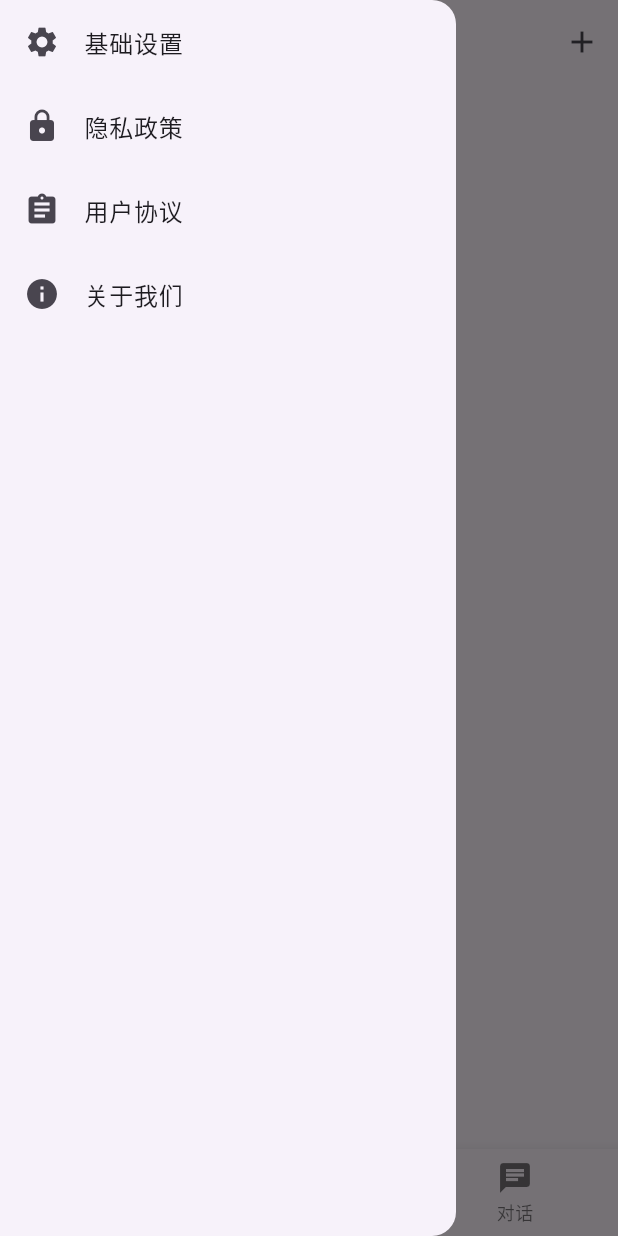
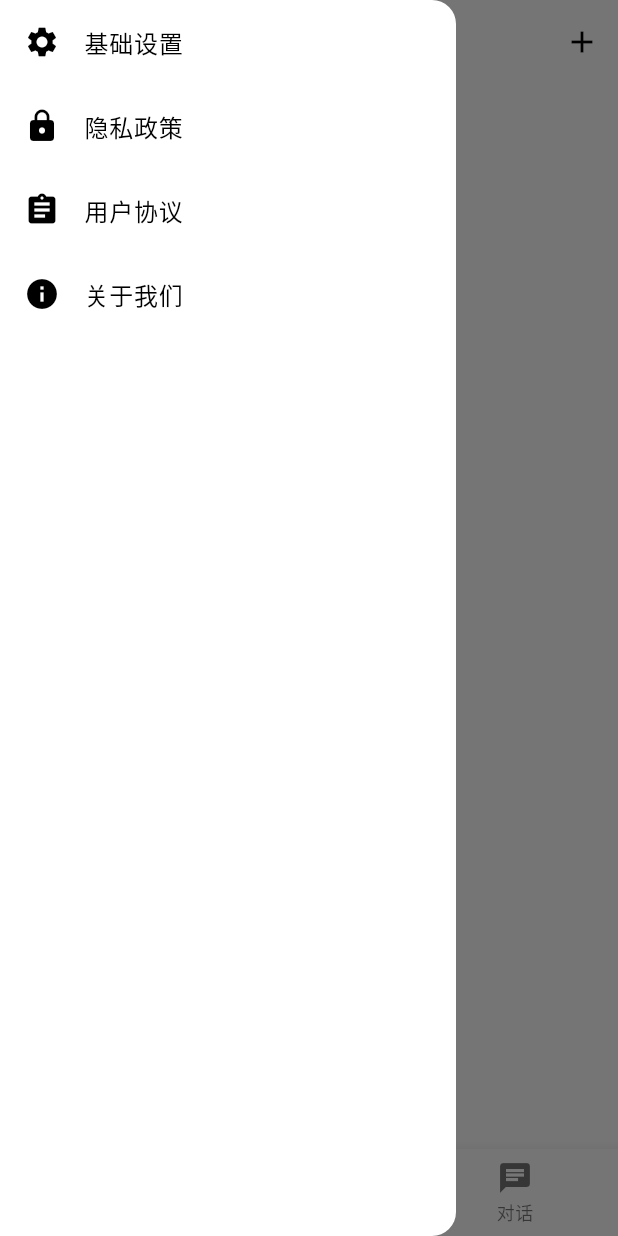
Before and after one commit to Chtho1y/manbo, a Flutter app: the screen it shows after launch, with the side drawer open, on a phone screen of 412 x 824 dp. Run offline on Flutter 3.47's test engine with Material 3 defaults, Android fonts, the phone set to English and light mode, and no system bars; our stand-ins replace dio, flutter_svg, image_picker, shared_preferences, sqflite, webview_flutter; accounts and stored records are empty.

Commit message:
Update main.dart

```diff
--- a/lib/main.dart
+++ b/lib/main.dart
@@ -28,10 +28,12 @@ class MyAppState extends State<MyApp> {
 
   MyAppState() : _themeMode = ThemeMode.light;
 
-  void setTheme(ThemeMode themeMode) {
+  void setTheme(ThemeMode themeMode) async {
+    final prefs = await SharedPreferences.getInstance();
     setState(() {
       _themeMode = themeMode;
     });
+    await prefs.setBool('isDarkMode', themeMode == ThemeMode.dark);
   }
 
   @override
@@ -39,8 +41,28 @@ class MyAppState extends State<MyApp> {
     return MaterialApp(
       debugShowCheckedModeBanner: false,
       title: 'manbo',
-      theme: ThemeData(primarySwatch: Colors.blue),
-      darkTheme: ThemeData.dark(),
+      theme: ThemeData(
+        useMaterial3: true,
+        colorScheme: ColorScheme.light(
+          primary: Colors.black, // 主色为黑色，适配亮色模式
+          onPrimary: const Color(0xFFF3F5F8), // 主色上的文字或图标
+          surface: Colors.white, // 卡片等表面颜色
+        ),
+        scaffoldBackgroundColor: Colors.white, // 页面背景色
+      ),
+      darkTheme: ThemeData(
+        useMaterial3: true,
+        colorScheme: ColorScheme.dark(
+          primary: Colors.white, // 主色为白色，适配暗黑模式
+          onPrimary: Colors.black, // 主色上的文字或图标
+          surface: const Color(0xFF121212), // 卡片等表面颜色
+        ),
+        scaffoldBackgroundColor: Colors.black, // 页面背景色
+        bottomNavigationBarTheme: const BottomNavigationBarThemeData(
+          selectedItemColor: Color(0xFFFFF1C2), // 暗黑模式导航栏高亮颜色
+          unselectedItemColor: Colors.white,
+        ),
+      ),
       themeMode: _themeMode,
       home: const HomeScreen(),
     );
```
